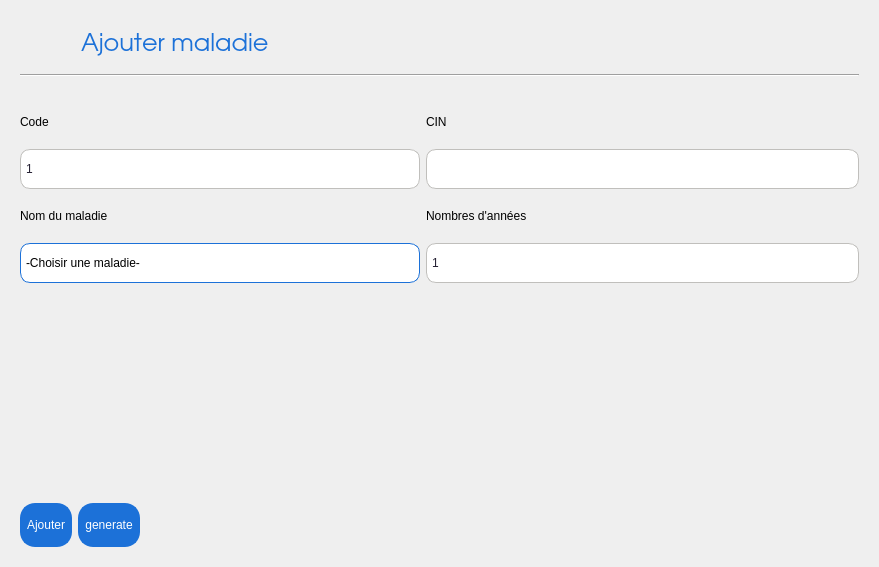
Old version of the form Maladie/Ajouter/ajouter.ui in the repository Mindblownserver/mini-project.
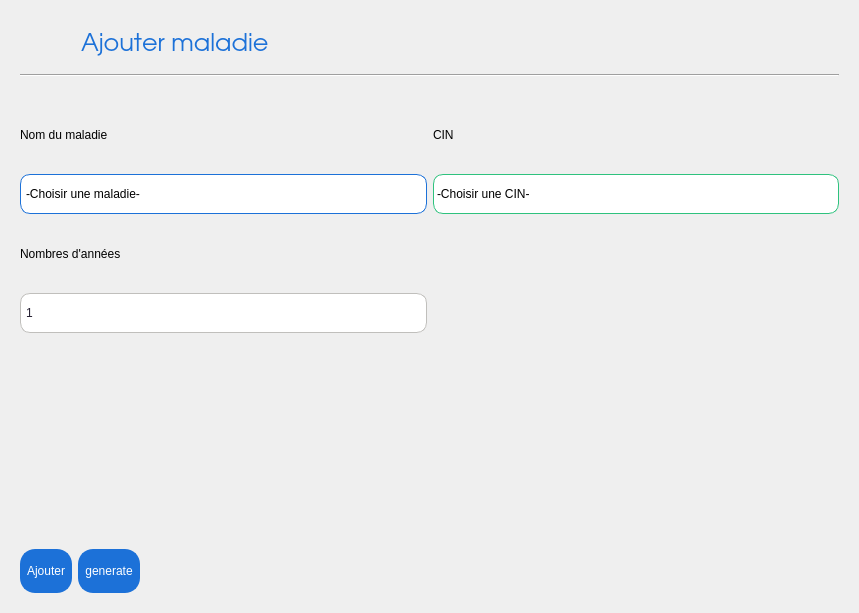
New version of the form. Icons and pictures are not drawn.

Commit message: Fully implemented 'ajouter' for 'maladie'

The edit to the form file:
```diff
--- a/Maladie/Ajouter/ajouter.ui
+++ b/Maladie/Ajouter/ajouter.ui
@@ -6,8 +6,8 @@
    <rect>
     <x>0</x>
     <y>0</y>
-    <width>879</width>
-    <height>563</height>
+    <width>855</width>
+    <height>613</height>
    </rect>
   </property>
   <property name="windowTitle">
@@ -149,8 +149,8 @@
     <widget class="QFrame" name="frame_3">
      <property name="minimumSize">
       <size>
-       <width>0</width>
-       <height>200</height>
+       <width>837</width>
+       <height>250</height>
       </size>
      </property>
      <property name="frameShape">
@@ -161,9 +161,35 @@
      </property>
      <layout class="QGridLayout" name="gridLayout">
       <item row="0" column="0">
-       <widget class="QLabel" name="label_3">
+       <widget class="QLabel" name="label_5">
         <property name="text">
-         <string>Code</string>
+         <string>Nom du maladie</string>
+        </property>
+       </widget>
+      </item>
+      <item row="4" column="0">
+       <widget class="QSpinBox" name="nbrAn">
+        <property name="minimumSize">
+         <size>
+          <width>0</width>
+          <height>40</height>
+         </size>
+        </property>
+        <property name="styleSheet">
+         <string notr="true">border: 1px solid rgb(192, 191, 188);
+border-radius: 10px;
+padding: 1px 18px 1px 3px;
+color: rgb(36, 31, 49);
+</string>
+        </property>
+        <property name="buttonSymbols">
+         <enum>QAbstractSpinBox::NoButtons</enum>
+        </property>
+        <property name="minimum">
+         <number>1</number>
+        </property>
+        <property name="stepType">
+         <enum>QAbstractSpinBox::DefaultStepType</enum>
         </property>
        </widget>
       </item>
@@ -174,88 +200,14 @@
         </property>
        </widget>
       </item>
-      <item row="1" column="0">
-       <widget class="QSpinBox" name="code">
-        <property name="minimumSize">
-         <size>
-          <width>400</width>
-          <height>40</height>
-         </size>
-        </property>
-        <property name="styleSheet">
-         <string notr="true">border: 1px solid rgb(192, 191, 188);
-border-radius: 10px;
-padding: 1px 18px 1px 3px;
-color: rgb(36, 31, 49);
-</string>
-        </property>
-        <property name="wrapping">
-         <bool>false</bool>
-        </property>
-        <property name="buttonSymbols">
-         <enum>QAbstractSpinBox::NoButtons</enum>
-        </property>
-        <property name="specialValueText">
-         <string/>
-        </property>
-        <property name="correctionMode">
-         <enum>QAbstractSpinBox::CorrectToPreviousValue</enum>
-        </property>
-        <property name="suffix">
-         <string/>
-        </property>
-        <property name="prefix">
-         <string/>
-        </property>
-        <property name="minimum">
-         <number>1</number>
-        </property>
-        <property name="maximum">
-         <number>999</number>
-        </property>
-        <property name="value">
-         <number>1</number>
-        </property>
-       </widget>
-      </item>
-      <item row="1" column="1">
-       <widget class="QLineEdit" name="CIN">
-        <property name="minimumSize">
-         <size>
-          <width>0</width>
-          <height>40</height>
-         </size>
-        </property>
-        <property name="styleSheet">
-         <string notr="true">border: 1px solid rgb(192, 191, 188);
-border-radius: 10px;
-padding: 1px 18px 1px 3px;
-color: rgb(36, 31, 49);
-</string>
-        </property>
-        <property name="inputMask">
-         <string>99999999</string>
-        </property>
-        <property name="maxLength">
-         <number>8</number>
-        </property>
-       </widget>
-      </item>
-      <item row="2" column="0">
-       <widget class="QLabel" name="label_5">
-        <property name="text">
-         <string>Nom du maladie</string>
-        </property>
-       </widget>
-      </item>
-      <item row="2" column="1">
+      <item row="3" column="0">
        <widget class="QLabel" name="label_6">
         <property name="text">
          <string>Nombres d'années</string>
         </property>
        </widget>
       </item>
-      <item row="3" column="0">
+      <item row="2" column="0">
        <widget class="QComboBox" name="nMaladie">
         <property name="minimumSize">
          <size>
@@ -322,36 +274,62 @@
         <property name="frame">
          <bool>true</bool>
         </property>
-        <item>
-         <property name="text">
-          <string>item1</string>
-         </property>
-        </item>
        </widget>
       </item>
-      <item row="3" column="1">
-       <widget class="QSpinBox" name="nbrAn">
+      <item row="2" column="1">
+       <widget class="QComboBox" name="CIN">
         <property name="minimumSize">
          <size>
-          <width>0</width>
+          <width>185</width>
           <height>40</height>
          </size>
         </property>
         <property name="styleSheet">
-         <string notr="true">border: 1px solid rgb(192, 191, 188);
-border-radius: 10px;
-padding: 1px 18px 1px 3px;
-color: rgb(36, 31, 49);
-</string>
+         <string notr="true">QComboBox {
+    border: 1px solid rgb(46, 194, 126);
+    border-radius: 10px;
+    padding: 1px 18px 1px 3px;
+    min-width: 6em;
+}
+
+QComboBox:on { /* shift the text when the popup opens */
+    padding-top: 3px;
+    padding-left: 4px;
+}
+
+QComboBox::drop-down {
+    subcontrol-origin: padding;
+    subcontrol-position: top right;
+    width: 15px;
+    right: 9px;
+    border-left-width: 1px;
+    border-left-color: rgb(255, 255, 255);
+    border-left-style: solid; /* just a single line */
+    border-top-right-radius: 3px; /* same radius as the QComboBox */
+    border-bottom-right-radius: 3px;
+}
+
+
+QComboBox::down-arrow {
+    image: url(assets/icons/down.png);
+	left:3px
+}
+
+
+QComboBox::down-arrow:on { /* shift the arrow when popup is open */
+   image: url(assets/icons/up.png); 
+	bottom: 2px;
+
+}</string>
         </property>
-        <property name="buttonSymbols">
-         <enum>QAbstractSpinBox::NoButtons</enum>
+        <property name="editable">
+         <bool>false</bool>
         </property>
-        <property name="minimum">
-         <number>1</number>
+        <property name="currentText">
+         <string/>
         </property>
-        <property name="stepType">
-         <enum>QAbstractSpinBox::DefaultStepType</enum>
+        <property name="placeholderText">
+         <string>-Choisir une CIN-</string>
         </property>
        </widget>
       </item>
@@ -359,20 +337,17 @@
     </widget>
    </item>
    <item>
-    <widget class="QFrame" name="frame_5">
-     <property name="minimumSize">
+    <spacer name="verticalSpacer">
+     <property name="orientation">
+      <enum>Qt::Vertical</enum>
+     </property>
+     <property name="sizeHint" stdset="0">
       <size>
-       <width>0</width>
-       <height>190</height>
+       <width>20</width>
+       <height>40</height>
       </size>
      </property>
-     <property name="frameShape">
-      <enum>QFrame::NoFrame</enum>
-     </property>
-     <property name="frameShadow">
-      <enum>QFrame::Raised</enum>
-     </property>
-    </widget>
+    </spacer>
    </item>
    <item alignment="Qt::AlignLeft|Qt::AlignBottom">
     <widget class="QFrame" name="frame_4">
```
Left out of the diff: 9 changed lines with no effect on the pictures. The commit also changes 11 other files.
